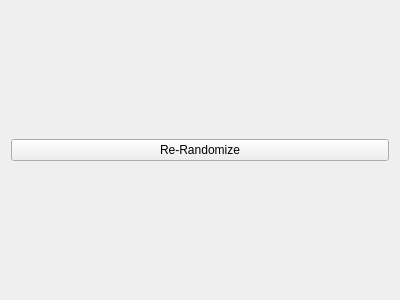
The window that defaultplugins/baseplugins/confgui/randomcasewidget.ui (nccgroup/pip3line) describes before a commit, drawn with Qt 5.
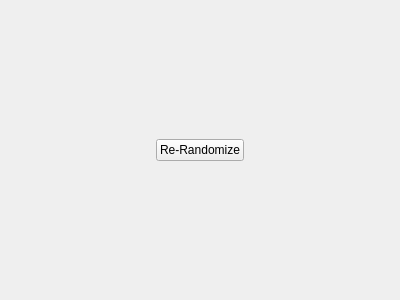
The same window after the commit.

Patch:
```diff
--- a/defaultplugins/baseplugins/confgui/randomcasewidget.ui
+++ b/defaultplugins/baseplugins/confgui/randomcasewidget.ui
@@ -25,6 +25,12 @@
   <layout class="QHBoxLayout" name="horizontalLayout">
    <item>
     <widget class="QPushButton" name="pushButton">
+     <property name="sizePolicy">
+      <sizepolicy hsizetype="Maximum" vsizetype="Fixed">
+       <horstretch>0</horstretch>
+       <verstretch>0</verstretch>
+      </sizepolicy>
+     </property>
      <property name="text">
       <string>Re-Randomize</string>
      </property>
```
Lines whose indentation alone changed are shown as unchanged.
